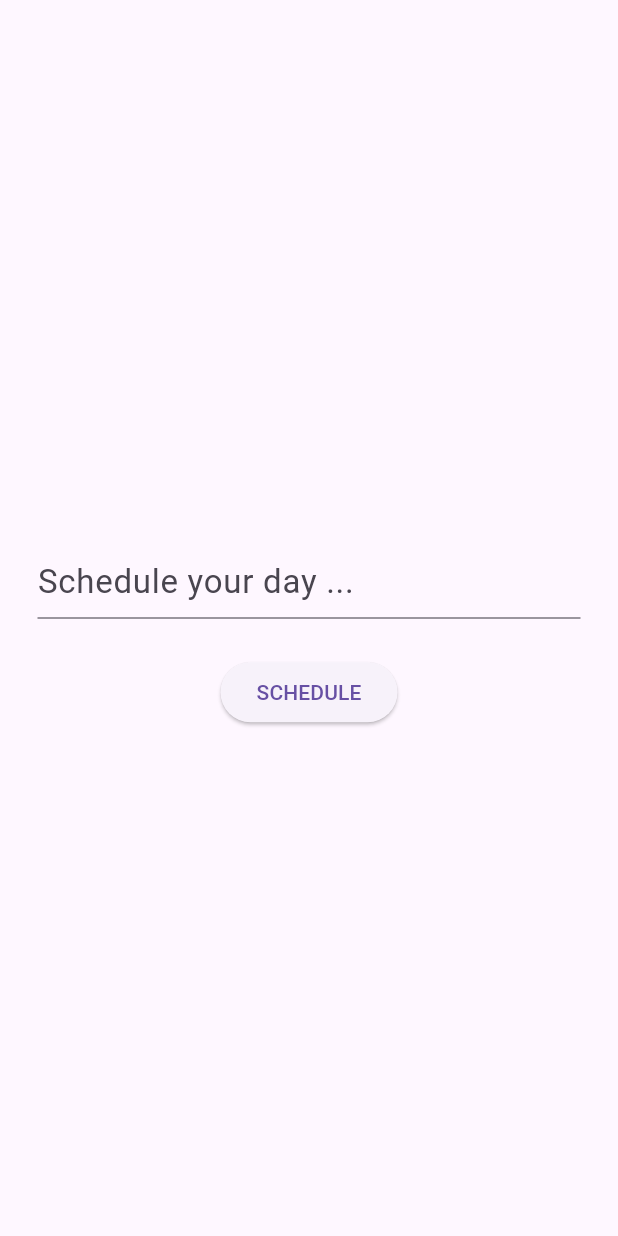
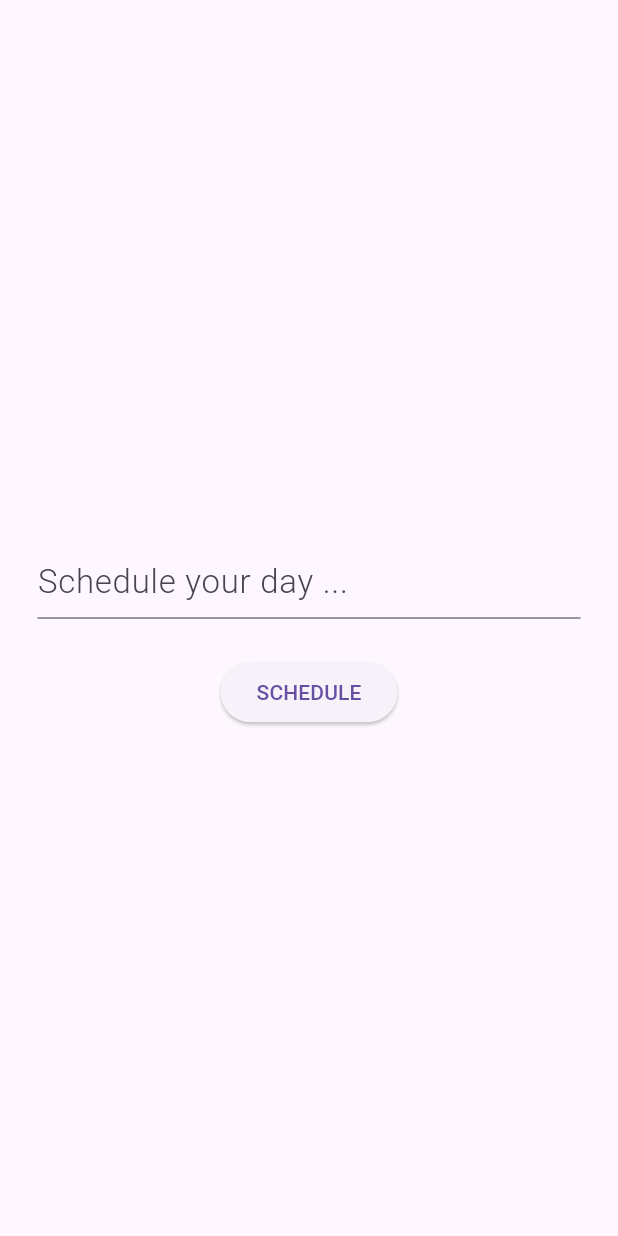
Before and after one commit to Delos-343/Awesome-Notifs, a Flutter app: the screen it shows after launch, on a phone screen of 412 x 824 dp. Run offline on Flutter 3.47's test engine with Material 3 defaults, Android fonts, the phone set to English and light mode, and no system bars; our stand-ins replace awesome_notifications.

Commit message:
Lightened hintText font

```diff
--- a/lib/pages/schedule_details.dart
+++ b/lib/pages/schedule_details.dart
@@ -27,8 +27,12 @@ class _ScheduleDetailsState extends State<ScheduleDetails> {
               ),
               maxLines: null,
               decoration: const InputDecoration(
-                  hintText: "Schedule your day ...",
-                  hintStyle: TextStyle(fontSize: 22)),
+                hintText: "Schedule your day ...",
+                hintStyle: TextStyle(
+                  fontSize: 22,
+                  fontWeight: FontWeight.w300,
+                ),
+              ),
             ),
           ),
           ElevatedButton(
```
